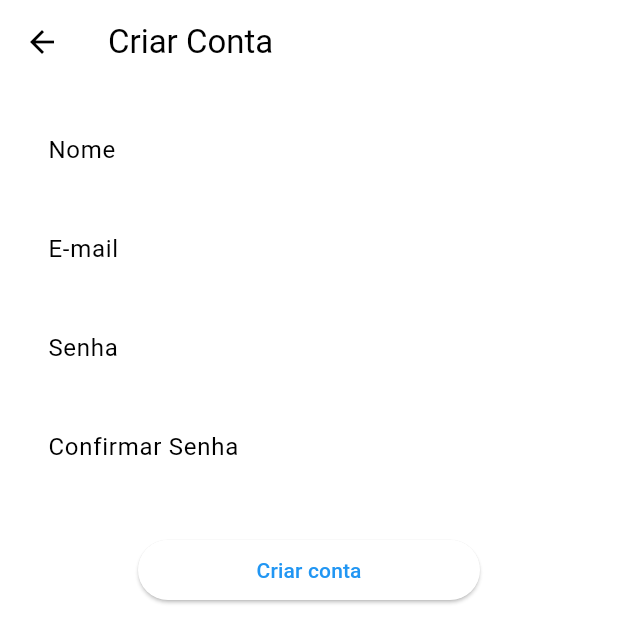
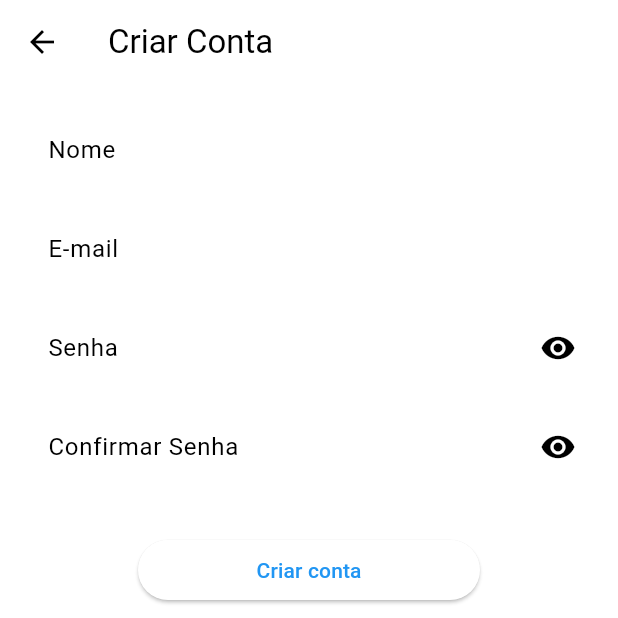
Before and after one commit to bmsrangel/photofeed, a Flutter app: the SignUpPage screen opened by its route, on a phone screen of 412 x 824 dp, the top half of it. Run offline on Flutter 3.47's test engine with Material 2 defaults, Android fonts, the phone set to English and light mode, and no system bars; our stand-ins replace cloud_firestore, firebase_auth, firebase_core, firebase_storage, flutter_modular, flutter_signin_button and 1 more; missing offline and left inert: validatorless; accounts and stored records are empty; generated files the repository leaves out were written again; network calls fail.

Commit message:
Implemented sign up logic

```diff
--- a/lib/app/modules/auth/pages/sign_up_page.dart
+++ b/lib/app/modules/auth/pages/sign_up_page.dart
@@ -1,5 +1,9 @@
 import 'package:flutter/material.dart';
+import 'package:flutter_modular/flutter_modular.dart';
 import 'package:photofeed/app/modules/auth/pages/widgets/custom_text_form_field.dart';
+import 'package:photofeed/app/modules/auth/stores/obscure_text_store.dart';
+import 'package:photofeed/app/shared/dtos/sign_up_dto.dart';
+import 'package:photofeed/app/shared/stores/auth_store.dart';
 import 'package:validatorless/validatorless.dart';
 
 import '../validators/custom_validators.dart';
@@ -12,28 +16,103 @@ class SignUpPage extends StatefulWidget {
 }
 
 class _SignUpPageState extends State<SignUpPage> {
+  late final TextEditingController _name$;
+  late final TextEditingController _email$;
+  late final TextEditingController _password$;
+  late final TextEditingController _confirmPassword$;
+
+  late final GlobalKey<FormState> _formKey;
+  late final GlobalKey<ScaffoldMessengerState> _messengerKey;
+
+  late final AuthStore _authStore;
+  late final ObscureTextStore _passwordObscureTextStore;
+  late final ObscureTextStore _confirmPasswordObscureTextStore;
+
+  @override
+  void initState() {
+    _name$ = TextEditingController();
+    _email$ = TextEditingController();
+    _password$ = TextEditingController();
+    _confirmPassword$ = TextEditingController();
+
+    _formKey = GlobalKey<FormState>();
+    _messengerKey = GlobalKey<ScaffoldMessengerState>();
+
+    _authStore = Modular.get<AuthStore>();
+    _passwordObscureTextStore = Modular.get<ObscureTextStore>();
+    _confirmPasswordObscureTextStore = Modular.get<ObscureTextStore>();
+
+    _authStore.addListener(_authStoreListener);
+    super.initState();
+  }
+
+  @override
+  void dispose() {
+    _name$.dispose();
+    _email$.dispose();
+    _password$.dispose();
+    _confirmPassword$.dispose();
+    _authStore.removeListener(_authStoreListener);
+    super.dispose();
+  }
+
+  void _authStoreListener() {
+    if (_authStore.error != null) {
+      final errorSnackbar = SnackBar(
+        content: Text(_authStore.error!),
+        backgroundColor: Colors.red,
+      );
+      _messengerKey.currentState?.showSnackBar(errorSnackbar);
+    }
+    if (_authStore.user != null) {
+      Modular.to.navigate('/');
+    }
+  }
+
   @override
   Widget build(BuildContext context) {
-    return Scaffold(
+    return ScaffoldMessenger(
+      key: _messengerKey,
+      child: Scaffold(
         appBar: AppBar(
           title: const Text('Criar Conta'),
         ),
         body: SingleChildScrollView(
           padding: const EdgeInsets.all(16.0),
+          child: Form(
+            key: _formKey,
             child: Column(
               children: [
                 CustomTextFormField(
                   labelText: 'Nome',
+                  controller: _name$,
+                  validator: Validatorless.required('Campo obrigatório'),
                 ),
                 const SizedBox(height: 10.0),
                 CustomTextFormField(
                   labelText: 'E-mail',
+                  controller: _email$,
                   keyboardType: TextInputType.emailAddress,
+                  validator: Validatorless.multiple([
+                    Validatorless.email('E-mail inválido'),
+                    Validatorless.required('Campo obrigatório'),
+                  ]),
                 ),
                 const SizedBox(height: 10.0),
-            CustomTextFormField(
+                AnimatedBuilder(
+                  animation: _passwordObscureTextStore,
+                  builder: (_, __) => CustomTextFormField(
                     labelText: 'Senha',
-              obscureText: true,
+                    controller: _password$,
+                    obscureText: _passwordObscureTextStore.obscureText,
+                    suffixIcon: IconButton(
+                      icon: Icon(
+                        _passwordObscureTextStore.obscureText
+                            ? Icons.visibility
+                            : Icons.visibility_off,
+                      ),
+                      onPressed: _passwordObscureTextStore.toggleObscureText,
+                    ),
                     validator: Validatorless.multiple([
                       Validatorless.required('Campo obrigatório'),
                       Validatorless.min(
@@ -54,22 +133,60 @@ class _SignUpPageState extends State<SignUpPage> {
                       ),
                     ]),
                   ),
+                ),
                 const SizedBox(height: 10.0),
-            CustomTextFormField(
+                AnimatedBuilder(
+                    animation: _confirmPasswordObscureTextStore,
+                    builder: (_, __) => CustomTextFormField(
                           labelText: 'Confirmar Senha',
-              obscureText: true,
+                          controller: _confirmPassword$,
+                          obscureText:
+                              _confirmPasswordObscureTextStore.obscureText,
+                          suffixIcon: IconButton(
+                            icon: Icon(
+                              _confirmPasswordObscureTextStore.obscureText
+                                  ? Icons.visibility
+                                  : Icons.visibility_off,
                             ),
+                            onPressed: _confirmPasswordObscureTextStore
+                                .toggleObscureText,
+                          ),
+                          validator: Validatorless.multiple([
+                            Validatorless.required('Campo obrigatório'),
+                            Validatorless.compare(
+                              _password$,
+                              'As senhas não são coincidem',
+                            ),
+                          ]),
+                        )),
                 const SizedBox(height: 30.0),
                 FractionallySizedBox(
                   widthFactor: .6,
                   child: ElevatedButton(
-                onPressed: () {},
-                child: const Text('Criar conta'),
+                    onPressed: () {
+                      final isFormValid = _formKey.currentState!.validate();
+                      if (isFormValid) {
+                        final userData = SignUpDTO(
+                          displayName: _name$.text,
+                          email: _email$.text,
+                          password: _password$.text,
+                        );
+                        _authStore.signUpWithEmailPassword(userData);
+                      }
+                    },
+                    child: AnimatedBuilder(
+                      animation: _authStore,
+                      builder: (_, __) => _authStore.isLoading
+                          ? const CircularProgressIndicator()
+                          : const Text('Criar conta'),
+                    ),
                   ),
                 ),
               ],
             ),
           ),
+        ),
+      ),
     );
   }
 }
--- a/lib/app/shared/exceptions/auth_exception.dart
+++ b/lib/app/shared/exceptions/auth_exception.dart
@@ -8,6 +8,8 @@ class AuthException implements Exception {
       return 'A senha é inválida ou o usuário não possui uma senha.';
     } else if (errorCode == 'user-not-found') {
       return 'Não há registro de usuário correspondente à este identificador. O usuário pode ter sido excluído.';
+    } else if (errorCode == 'email-already-in-use') {
+      return 'O e-mail informado já está em uso por outra conta';
     } else {
       return '';
     }
```
Also changed, not shown: lib/app/modules/home/home_page.dart (+19 -0 lines), lib/app/shared/repositories/auth/firebase_auth_repository_impl.dart (+10 -4 lines), lib/app/shared/stores/auth_store.dart (+7 -0 lines). Lines whose indentation alone changed are shown as unchanged.
